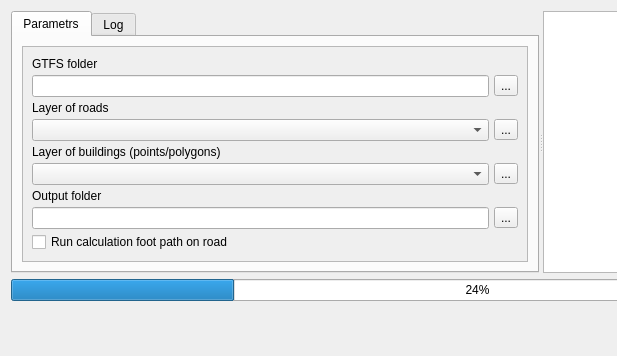
The window that tau_net_calc/pkl.ui (geosimlab/accessibility) describes before a commit, drawn with Qt 5; both pictures show x 0 to 617 and y 0 to 356 of the 1041 by 356 pixel window.
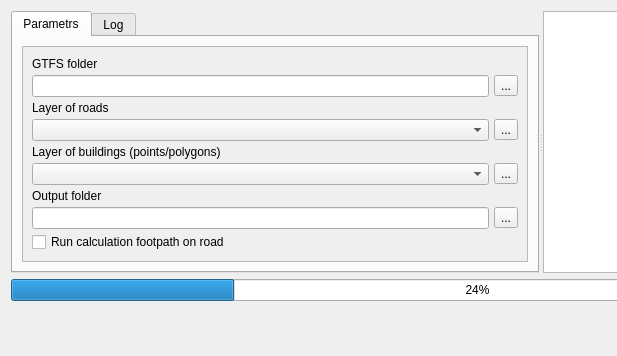
The same window after the commit. Icons and pictures are not drawn.

Patch:
```diff
--- a/tau_net_calc/pkl.ui
+++ b/tau_net_calc/pkl.ui
@@ -210,7 +210,7 @@
               <item row="14" column="0">
                <widget class="QCheckBox" name="cbRunCalcFootPathRoad">
                 <property name="text">
-                 <string>Run calculation foot path on road</string>
+                 <string>Run calculation footpath on road</string>
                 </property>
                </widget>
               </item>
```
